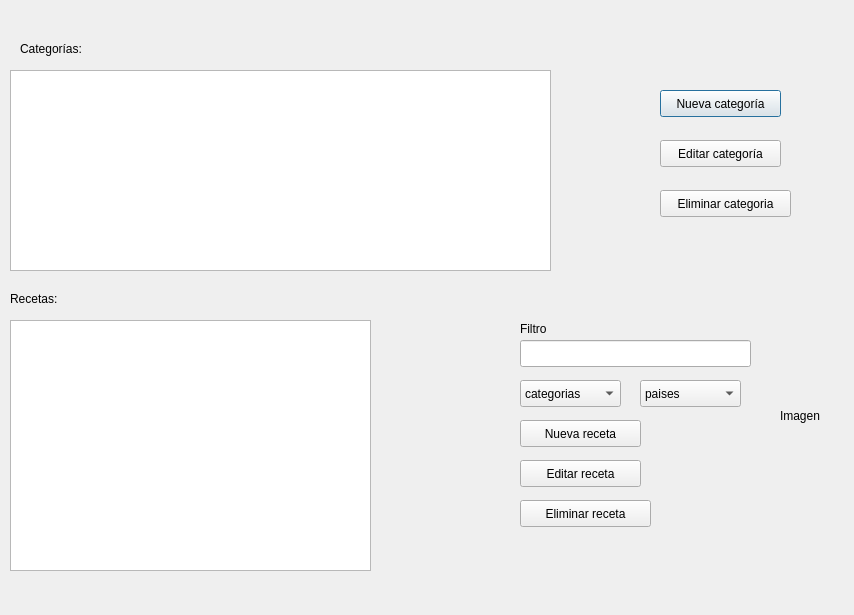
Pachikuna/Proyecto-final, file ProyectoFinalTaller/uis/ventana_principal.ui: the form before one commit.
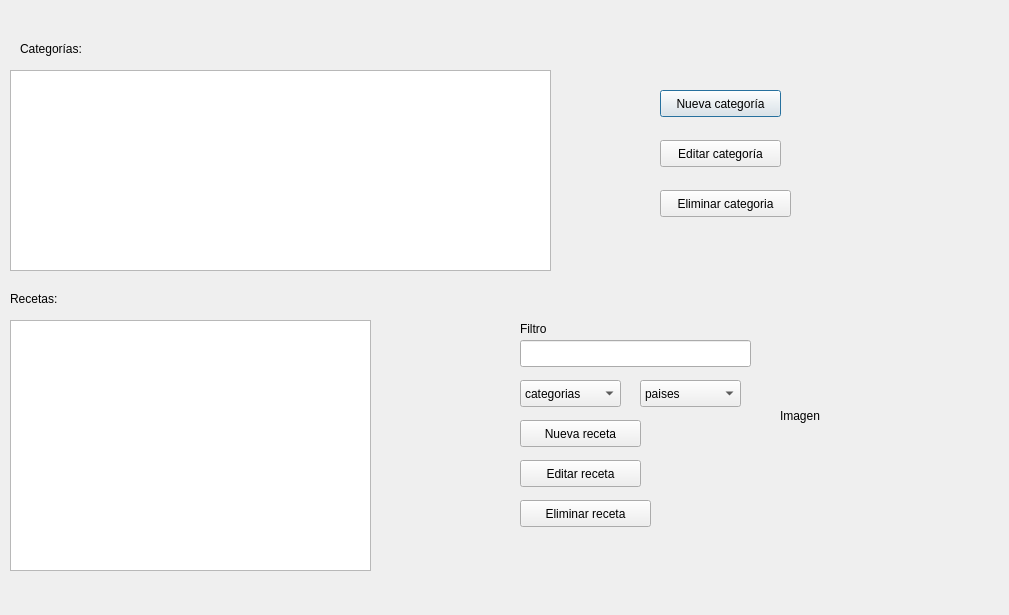
The form after the commit.

What changed in the file:
```diff
--- a/ProyectoFinalTaller/uis/ventana_principal.ui
+++ b/ProyectoFinalTaller/uis/ventana_principal.ui
@@ -6,7 +6,7 @@
    <rect>
     <x>0</x>
     <y>0</y>
-    <width>854</width>
+    <width>1009</width>
     <height>615</height>
    </rect>
   </property>
```
Left out of the diff: 3 changed lines with no effect on the pictures.
